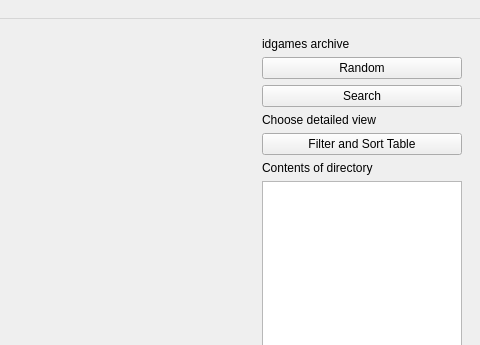
Before: the Qt Designer form src/main/resources/base/template/wadlauncher.ui in karlpet/WadLauncher, drawn with Qt 5; both pictures show x 582 to 1062 and y 0 to 345 of the 1062 by 768 pixel window.
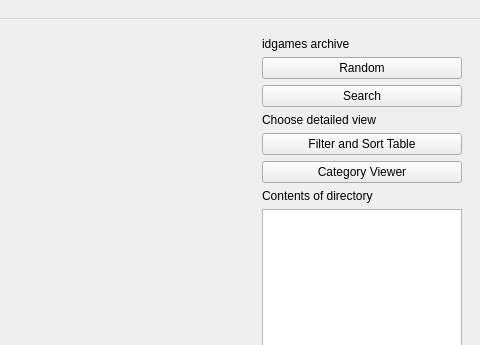
After: the same form once the commit is applied.

Diff of the .ui file:
```diff
--- a/src/main/resources/base/template/wadlauncher.ui
+++ b/src/main/resources/base/template/wadlauncher.ui
@@ -150,6 +150,13 @@
              </property>
             </widget>
            </item>
+           <item>
+            <widget class="QPushButton" name="sidebar_wadsview_tree">
+             <property name="text">
+              <string>Category Viewer</string>
+             </property>
+            </widget>
+           </item>
           </layout>
          </item>
          <item>
```
